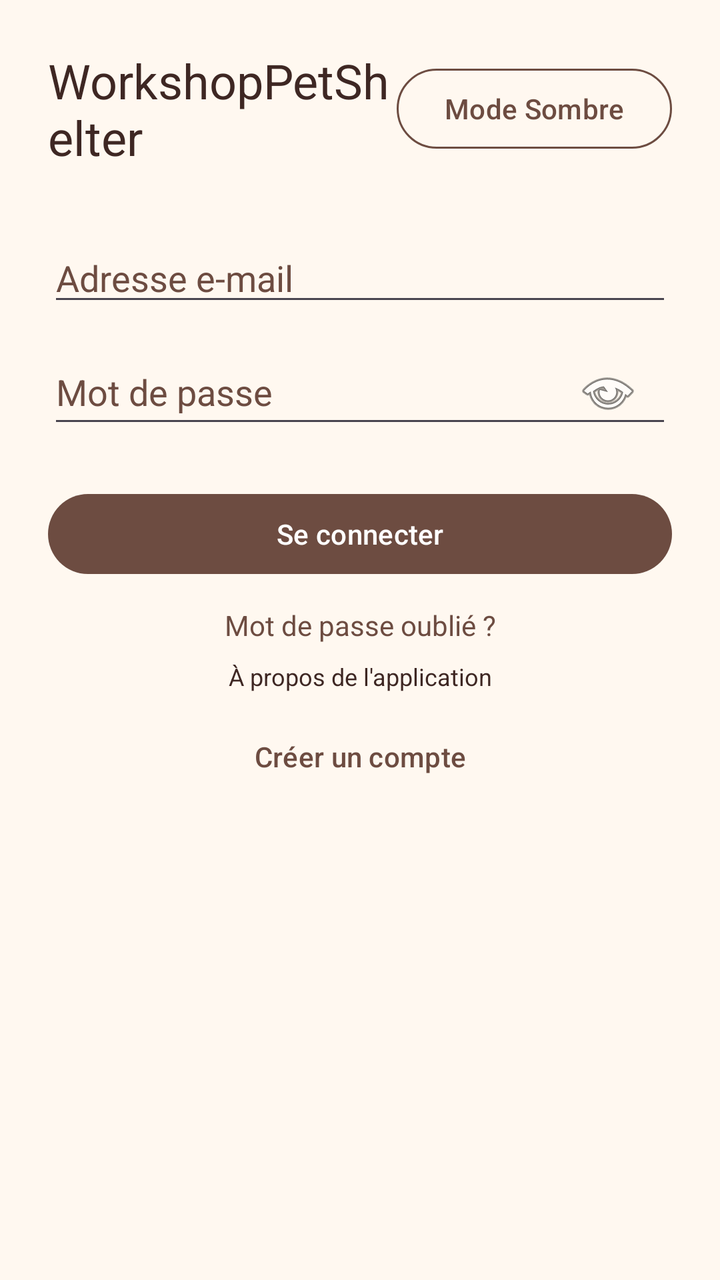
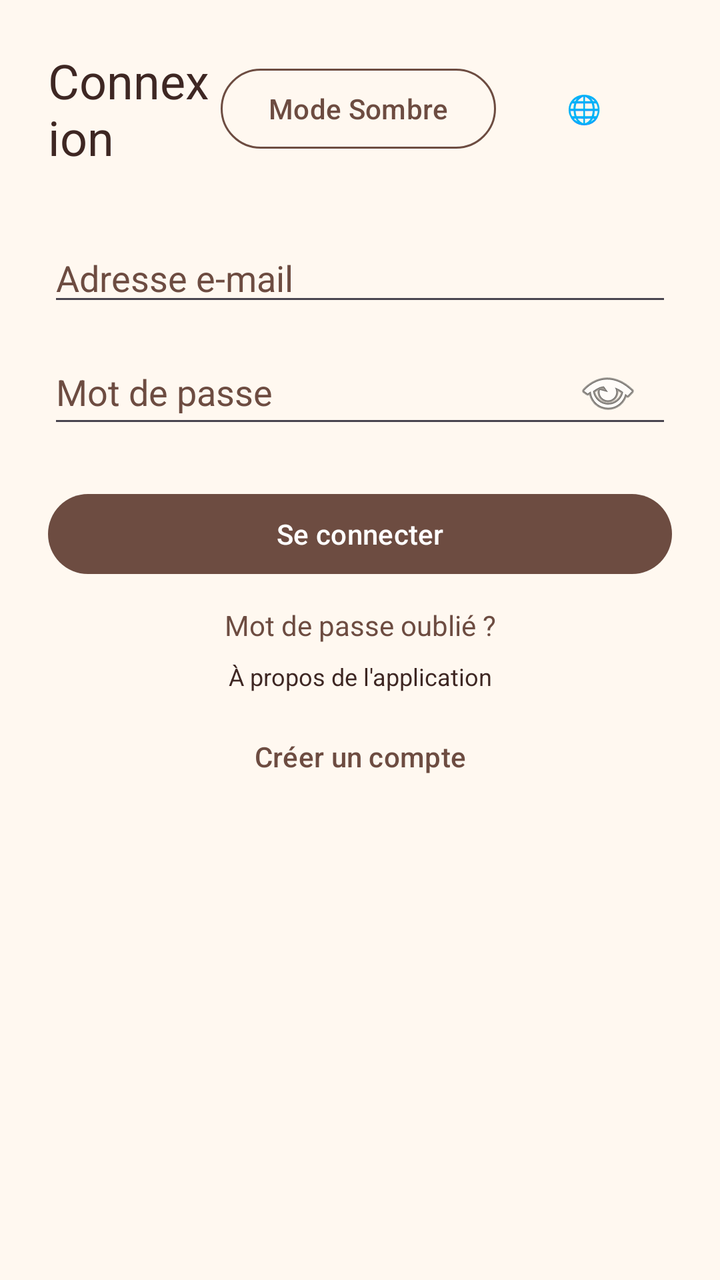

Screens rendered from an Android XML layout before and after an edit, with the pre-edit source and the edit as a unified diff.
<!-- AndroidManifest.xml: application theme Theme.WorkshopPetShelter -->
<!-- res/layout/activity_main.xml -->
<ScrollView xmlns:android="http://schemas.android.com/apk/res/android"
    xmlns:app="http://schemas.android.com/apk/res-auto"
    android:layout_width="match_parent"
    android:layout_height="match_parent"
    android:background="@color/app_background"
    android:fillViewport="true">

    <LinearLayout
        android:layout_width="match_parent"
        android:layout_height="wrap_content"
        android:orientation="vertical"
        android:padding="24dp">

        
        <LinearLayout
            android:layout_width="match_parent"
            android:layout_height="wrap_content"
            android:gravity="center_vertical"
            android:orientation="horizontal">

            <TextView
                android:layout_width="0dp"
                android:layout_height="wrap_content"
                android:layout_weight="1"
                android:text="@string/title_main"
                android:textAppearance="?attr/textAppearanceHeadlineSmall"
                android:textColor="@color/text_primary" />

            <com.google.android.material.button.MaterialButton
                android:id="@+id/buttonToggleTheme"
                style="@style/Widget.Material3.Button.OutlinedButton"
                android:layout_width="wrap_content"
                android:layout_height="wrap_content"
                android:text="Mode Sombre"
                android:textColor="@color/accent"
                app:strokeColor="@color/accent" />

        </LinearLayout>

        
        <EditText
            android:id="@+id/etEmail"
            android:layout_width="match_parent"
            android:layout_height="wrap_content"
            android:layout_marginTop="32dp"
            android:autofillHints="emailAddress"
            android:hint="Adresse e-mail"
            android:inputType="textEmailAddress"
            android:maxLines="1"
            android:textColor="@color/text_primary"
            android:textColorHint="@color/accent" />

        <EditText
            android:id="@+id/etPassword"
            android:layout_width="match_parent"
            android:layout_height="wrap_content"
            android:layout_marginTop="12dp"
            android:autofillHints="password"
            android:hint="Mot de passe"
            android:drawableEnd="@android:drawable/ic_menu_view"
            android:inputType="textPassword"
            android:maxLines="1"
            android:paddingEnd="16dp"
            android:textColor="@color/text_primary"
            android:textColorHint="@color/accent" />

        <com.google.android.material.button.MaterialButton
            android:id="@+id/btnLogin"
            android:layout_width="match_parent"
            android:layout_height="wrap_content"
            android:layout_marginTop="24dp"
            android:text="Se connecter"
            android:textAllCaps="false"
            app:backgroundTint="@color/accent" />

        
        <TextView
            android:id="@+id/tvForgotPassword"
            android:layout_width="match_parent"
            android:layout_height="wrap_content"
            android:layout_marginTop="12dp"
            android:clickable="true"
            android:focusable="true"
            android:gravity="center"
            android:text="Mot de passe oublié ?"
            android:textAlignment="center"
            android:textColor="@color/accent"
            android:textSize="14sp" />

        
        <TextView
            android:id="@+id/tvAbout"
            android:layout_width="match_parent"
            android:layout_height="wrap_content"
            android:layout_marginTop="8dp"
            android:clickable="true"
            android:focusable="true"
            android:gravity="center"
            android:text="À propos de l'application"
            android:textAlignment="center"
            android:textColor="@color/text_primary"
            android:textSize="12sp" />

        <com.google.android.material.button.MaterialButton
            android:id="@+id/btnGoRegister"
            style="@style/Widget.Material3.Button.TextButton"
            android:layout_width="match_parent"
            android:layout_height="wrap_content"
            android:layout_marginTop="8dp"
            android:text="Créer un compte"
            android:textAllCaps="false"
            android:textColor="@color/accent" />

    </LinearLayout>

</ScrollView>
<!-- resources referenced by this layout -->
<resources>
  <color name="accent">#6D4C41</color>
  <color name="app_background">#FFF8F0</color>
  <color name="text_primary">#3E2723</color>
  <string name="title_main">WorkshopPetShelter</string>
  <style name="Theme.WorkshopPetShelter" parent="Theme.Material3.DayNight.NoActionBar" />
</resources>

<!-- the commit's change to res/layout/activity_main.xml (unified diff, before → after) -->
@@ -22,7 +22,7 @@
                 android:layout_width="0dp"
                 android:layout_height="wrap_content"
                 android:layout_weight="1"
-                android:text="@string/title_main"
+                android:text="@string/title_login"
                 android:textAppearance="?attr/textAppearanceHeadlineSmall"
                 android:textColor="@color/text_primary" />
 
@@ -31,9 +31,19 @@
                 style="@style/Widget.Material3.Button.OutlinedButton"
                 android:layout_width="wrap_content"
                 android:layout_height="wrap_content"
-                android:text="Mode Sombre"
+                android:text="@string/theme_dark"
                 android:textColor="@color/accent"
                 app:strokeColor="@color/accent" />
+
+
+            <com.google.android.material.button.MaterialButton
+                android:id="@+id/btnLanguage"
+                style="@style/Widget.Material3.Button.TextButton"
+                android:layout_width="wrap_content"
+                android:layout_height="wrap_content"
+                android:contentDescription="@string/language_button"
+                android:text="@string/language_globe"
+                android:textColor="@color/accent" />
 
         </LinearLayout>
 
@@ -44,7 +54,7 @@
             android:layout_height="wrap_content"
             android:layout_marginTop="32dp"
             android:autofillHints="emailAddress"
-            android:hint="Adresse e-mail"
+            android:hint="@string/hint_email"
             android:inputType="textEmailAddress"
             android:maxLines="1"
             android:textColor="@color/text_primary"
@@ -56,7 +66,7 @@
             android:layout_height="wrap_content"
             android:layout_marginTop="12dp"
             android:autofillHints="password"
-            android:hint="Mot de passe"
+            android:hint="@string/hint_password"
             android:drawableEnd="@android:drawable/ic_menu_view"
             android:inputType="textPassword"
             android:maxLines="1"
@@ -69,7 +79,7 @@
             android:layout_width="match_parent"
             android:layout_height="wrap_content"
             android:layout_marginTop="24dp"
-            android:text="Se connecter"
+            android:text="@string/btn_login"
             android:textAllCaps="false"
             app:backgroundTint="@color/accent" />
 
@@ -82,7 +92,7 @@
             android:clickable="true"
             android:focusable="true"
             android:gravity="center"
-            android:text="Mot de passe oublié ?"
+            android:text="@string/forgot_password"
             android:textAlignment="center"
             android:textColor="@color/accent"
             android:textSize="14sp" />
@@ -96,7 +106,7 @@
             android:clickable="true"
             android:focusable="true"
             android:gravity="center"
-            android:text="À propos de l'application"
+            android:text="@string/about_link"
             android:textAlignment="center"
             android:textColor="@color/text_primary"
             android:textSize="12sp" />
@@ -107,7 +117,7 @@
             android:layout_width="match_parent"
             android:layout_height="wrap_content"
             android:layout_marginTop="8dp"
-            android:text="Créer un compte"
+            android:text="@string/create_account"
             android:textAllCaps="false"
             android:textColor="@color/accent" />
 
<!-- resource entries referenced after the edit -->
@@ -3,7 +3,16 @@
   <color name="accent">#6D4C41</color>
   <color name="app_background">#FFF8F0</color>
   <color name="text_primary">#3E2723</color>
-  <string name="title_main">WorkshopPetShelter</string>
+  <string name="about_link">À propos de l\'application</string>
+  <string name="btn_login">Se connecter</string>
+  <string name="create_account">Créer un compte</string>
+  <string name="forgot_password">Mot de passe oublié ?</string>
+  <string name="hint_email">Adresse e-mail</string>
+  <string name="hint_password">Mot de passe</string>
+  <string name="language_button">Changer la langue</string>
+  <string name="language_globe">🌐</string>
+  <string name="theme_dark">Mode Sombre</string>
+  <string name="title_login">Connexion</string>
   <style name="Theme.WorkshopPetShelter" parent="Theme.Material3.DayNight.NoActionBar" />
 </resources>
 
